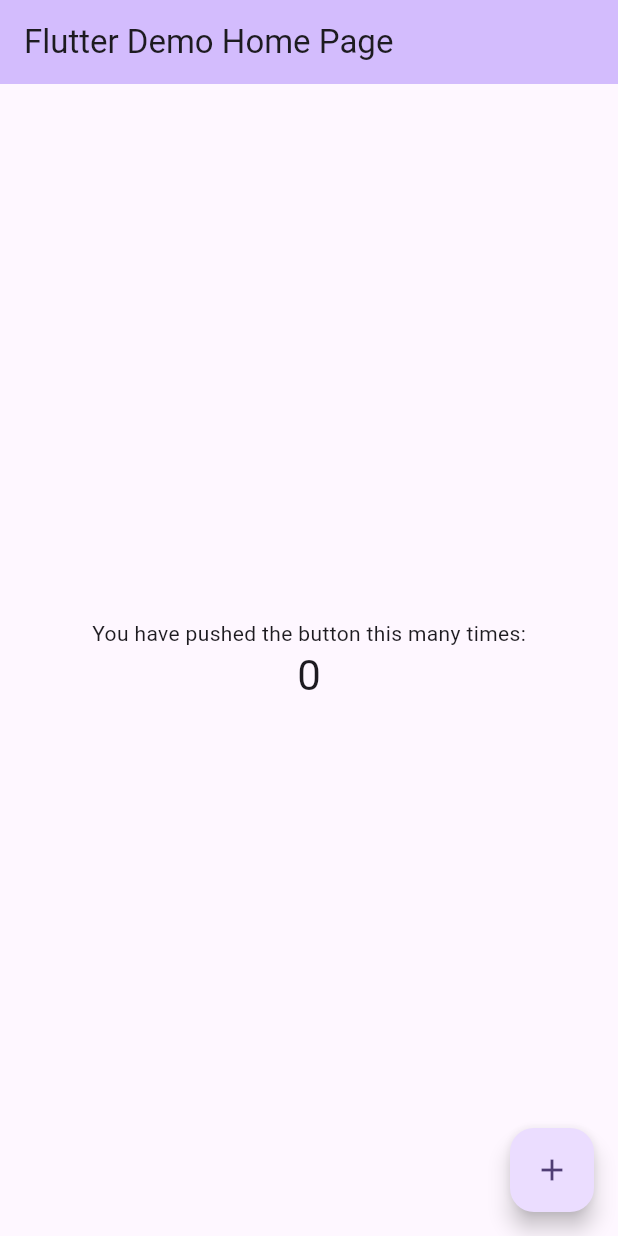
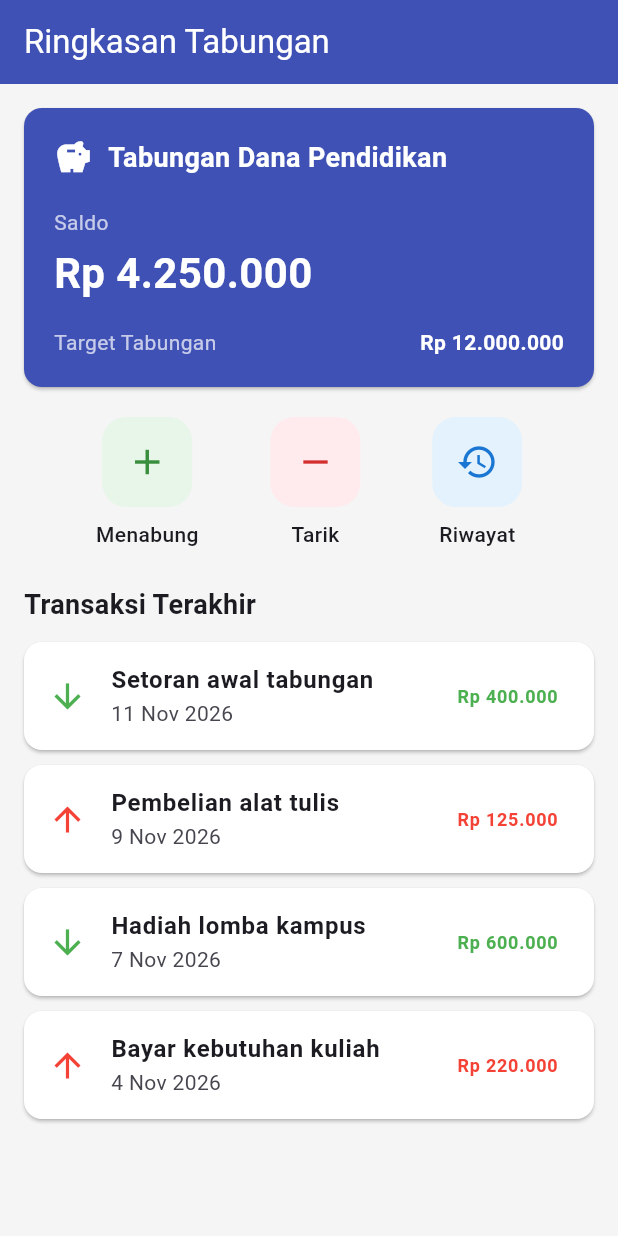
Before and after one commit to MichaelCorneliusBong/TabungKuLayout, a Flutter app: the screen it shows after launch, on a phone screen of 412 x 824 dp. Run offline on Flutter 3.47's test engine with Material 3 defaults, Android fonts, the phone set to English and light mode, and no system bars.

Commit message:
Pembuatan Layout Design TabungKu Pada Main

```diff
--- a/lib/main.dart
+++ b/lib/main.dart
@@ -1,3 +1,4 @@
+
 import 'package:flutter/material.dart';
 
 void main() {
@@ -7,115 +8,296 @@ void main() {
 class MyApp extends StatelessWidget {
   const MyApp({super.key});
 
-  // This widget is the root of your application.
   @override
   Widget build(BuildContext context) {
     return MaterialApp(
-      title: 'Flutter Demo',
+      title: 'TabungKu',
       theme: ThemeData(
-        // This is the theme of your application.
-        //
-        // TRY THIS: Try running your application with "flutter run". You'll see
-        // the application has a purple toolbar. Then, without quitting the app,
-        // try changing the seedColor in the colorScheme below to Colors.green
-        // and then invoke "hot reload" (save your changes or press the "hot
-        // reload" button in a Flutter-supported IDE, or press "r" if you used
-        // the command line to start the app).
-        //
-        // Notice that the counter didn't reset back to zero; the application
-        // state is not lost during the reload. To reset the state, use hot
-        // restart instead.
-        //
-        // This works for code too, not just values: Most code changes can be
-        // tested with just a hot reload.
-        colorScheme: .fromSeed(seedColor: Colors.deepPurple),
+        colorSchemeSeed: Colors.indigo,
+        useMaterial3: true,
       ),
-      home: const MyHomePage(title: 'Flutter Demo Home Page'),
+      home: const RingkasanPage(),
     );
   }
 }
 
-class MyHomePage extends StatefulWidget {
-  const MyHomePage({super.key, required this.title});
+class Transaksi {
+  final String judul;
+  final String tanggal;
+  final String nominal;
+  final IconData ikon;
+  final Color warna;
 
-  // This widget is the home page of your application. It is stateful, meaning
-  // that it has a State object (defined below) that contains fields that affect
-  // how it looks.
-
-  // This class is the configuration for the state. It holds the values (in this
-  // case the title) provided by the parent (in this case the App widget) and
-  // used by the build method of the State. Fields in a Widget subclass are
-  // always marked "final".
-
-  final String title;
-
-  @override
-  State<MyHomePage> createState() => _MyHomePageState();
+  const Transaksi(
+      this.judul,
+      this.tanggal,
+      this.nominal,
+      this.ikon,
+      this.warna,
+      );
 }
 
-class _MyHomePageState extends State<MyHomePage> {
-  int _counter = 0;
+const daftarTransaksi = [
+  Transaksi(
+    'Setoran awal tabungan',
+    '11 Nov 2026',
+    'Rp 400.000',
+    Icons.arrow_downward,
+    Colors.green,
+  ),
+  Transaksi(
+    'Pembelian alat tulis',
+    '9 Nov 2026',
+    'Rp 125.000',
+    Icons.arrow_upward,
+    Colors.red,
+  ),
+  Transaksi(
+    'Hadiah lomba kampus',
+    '7 Nov 2026',
+    'Rp 600.000',
+    Icons.arrow_downward,
+    Colors.green,
+  ),
+  Transaksi(
+    'Bayar kebutuhan kuliah',
+    '4 Nov 2026',
+    'Rp 220.000',
+    Icons.arrow_upward,
+    Colors.red,
+  ),
+];
 
-  void _incrementCounter() {
-    setState(() {
-      // This call to setState tells the Flutter framework that something has
-      // changed in this State, which causes it to rerun the build method below
-      // so that the display can reflect the updated values. If we changed
-      // _counter without calling setState(), then the build method would not be
-      // called again, and so nothing would appear to happen.
-      _counter++;
-    });
-  }
+class RingkasanPage extends StatelessWidget {
+  const RingkasanPage({super.key});
 
   @override
   Widget build(BuildContext context) {
-    // This method is rerun every time setState is called, for instance as done
-    // by the _incrementCounter method above.
-    //
-    // The Flutter framework has been optimized to make rerunning build methods
-    // fast, so that you can just rebuild anything that needs updating rather
-    // than having to individually change instances of widgets.
     return Scaffold(
+      backgroundColor: Colors.grey.shade100,
       appBar: AppBar(
-        // TRY THIS: Try changing the color here to a specific color (to
-        // Colors.amber, perhaps?) and trigger a hot reload to see the AppBar
-        // change color while the other colors stay the same.
-        backgroundColor: Theme.of(context).colorScheme.inversePrimary,
-        // Here we take the value from the MyHomePage object that was created by
-        // the App.build method, and use it to set our appbar title.
-        title: Text(widget.title),
+        title: const Text('Ringkasan Tabungan'),
+        backgroundColor: Colors.indigo,
+        foregroundColor: Colors.white,
       ),
       body: Center(
-        // Center is a layout widget. It takes a single child and positions it
-        // in the middle of the parent.
+        child: Container(
+          width: 600,
+          padding: const EdgeInsets.all(16),
+          child: Column(
+            crossAxisAlignment: CrossAxisAlignment.stretch,
+            children: [
+              const _KartuTabungan(),
+              const SizedBox(height: 20),
+              const _BarisKategori(),
+              const SizedBox(height: 24),
+              const Text(
+                'Transaksi Terakhir',
+                style: TextStyle(
+                  fontSize: 18,
+                  fontWeight: FontWeight.bold,
+                ),
+              ),
+              const SizedBox(height: 12),
+              Expanded(
+                child: ListView.builder(
+                  itemCount: daftarTransaksi.length,
+                  itemBuilder: (context, index) {
+                    final transaksi = daftarTransaksi[index];
+
+                    return _ItemTransaksi(
+                      transaksi: transaksi,
+                    );
+                  },
+                ),
+              ),
+            ],
+          ),
+        ),
+      ),
+    );
+  }
+}
+
+class _KartuTabungan extends StatelessWidget {
+  const _KartuTabungan();
+
+  @override
+  Widget build(BuildContext context) {
+    return Card(
+      color: Colors.indigo,
+      margin: EdgeInsets.zero,
+      child: Padding(
+        padding: const EdgeInsets.all(20),
         child: Column(
-          // Column is also a layout widget. It takes a list of children and
-          // arranges them vertically. By default, it sizes itself to fit its
-          // children horizontally, and tries to be as tall as its parent.
-          //
-          // Column has various properties to control how it sizes itself and
-          // how it positions its children. Here we use mainAxisAlignment to
-          // center the children vertically; the main axis here is the vertical
-          // axis because Columns are vertical (the cross axis would be
-          // horizontal).
-          //
-          // TRY THIS: Invoke "debug painting" (choose the "Toggle Debug Paint"
-          // action in the IDE, or press "p" in the console), to see the
-          // wireframe for each widget.
-          mainAxisAlignment: .center,
+          crossAxisAlignment: CrossAxisAlignment.start,
           children: [
-            const Text('You have pushed the button this many times:'),
-            Text(
-              '$_counter',
-              style: Theme.of(context).textTheme.headlineMedium,
+            const Row(
+              children: [
+                Icon(
+                  Icons.savings,
+                  color: Colors.white,
+                  size: 26,
+                ),
+                SizedBox(width: 10),
+                Expanded(
+                  child: Text(
+                    'Tabungan Dana Pendidikan',
+                    style: TextStyle(
+                      color: Colors.white,
+                      fontSize: 18,
+                      fontWeight: FontWeight.bold,
+                    ),
+                  ),
+                ),
+              ],
+            ),
+            const SizedBox(height: 20),
+            const Text(
+              'Saldo',
+              style: TextStyle(
+                color: Colors.white70,
+                fontSize: 14,
+              ),
+            ),
+            const SizedBox(height: 4),
+            const Text(
+              'Rp 4.250.000',
+              style: TextStyle(
+                color: Colors.white,
+                fontSize: 28,
+                fontWeight: FontWeight.bold,
+              ),
+            ),
+            const SizedBox(height: 16),
+            const Row(
+              mainAxisAlignment: MainAxisAlignment.spaceBetween,
+              children: [
+                Text(
+                  'Target Tabungan',
+                  style: TextStyle(
+                    color: Colors.white70,
+                  ),
+                ),
+                Text(
+                  'Rp 12.000.000',
+                  style: TextStyle(
+                    color: Colors.white,
+                    fontWeight: FontWeight.bold,
+                  ),
+                ),
+              ],
             ),
           ],
         ),
       ),
-      floatingActionButton: FloatingActionButton(
-        onPressed: _incrementCounter,
-        tooltip: 'Increment',
-        child: const Icon(Icons.add),
+    );
+  }
+}
+
+class _BarisKategori extends StatelessWidget {
+  const _BarisKategori();
+
+  @override
+  Widget build(BuildContext context) {
+    return const Row(
+      mainAxisAlignment: MainAxisAlignment.spaceEvenly,
+      children: [
+        _ItemKategori(
+          ikon: Icons.add,
+          label: 'Menabung',
+          warna: Colors.green,
+        ),
+        _ItemKategori(
+          ikon: Icons.remove,
+          label: 'Tarik',
+          warna: Colors.red,
+        ),
+        _ItemKategori(
+          ikon: Icons.history,
+          label: 'Riwayat',
+          warna: Colors.blue,
+        ),
+      ],
+    );
+  }
+}
+
+class _ItemKategori extends StatelessWidget {
+  final IconData ikon;
+  final String label;
+  final MaterialColor warna;
+
+  const _ItemKategori({
+    required this.ikon,
+    required this.label,
+    required this.warna,
+  });
+
+  @override
+  Widget build(BuildContext context) {
+    return Column(
+      crossAxisAlignment: CrossAxisAlignment.center,
+      children: [
+        Container(
+          width: 60,
+          height: 60,
+          alignment: Alignment.center,
+          decoration: BoxDecoration(
+            color: warna.shade50,
+            borderRadius: BorderRadius.circular(16),
+          ),
+          child: Icon(
+            ikon,
+            color: warna.shade700,
+            size: 28,
+          ),
+        ),
+        const SizedBox(height: 8),
+        Text(
+          label,
+          style: const TextStyle(
+            fontWeight: FontWeight.w500,
+          ),
+        ),
+      ],
+    );
+  }
+}
+
+class _ItemTransaksi extends StatelessWidget {
+  final Transaksi transaksi;
+
+  const _ItemTransaksi({
+    required this.transaksi,
+  });
+
+  @override
+  Widget build(BuildContext context) {
+    return Card(
+      margin: const EdgeInsets.only(bottom: 10),
+      color: Colors.white,
+      child: ListTile(
+        leading: Icon(
+          transaksi.ikon,
+          color: transaksi.warna,
+          size: 26,
+        ),
+        title: Text(
+          transaksi.judul,
+          style: const TextStyle(
+            fontWeight: FontWeight.bold,
+          ),
+        ),
+        subtitle: Text(transaksi.tanggal),
+        trailing: Text(
+          transaksi.nominal,
+          style: TextStyle(
+            fontSize: 12,
+            color: transaksi.warna,
+            fontWeight: FontWeight.bold,
+          ),
+        ),
       ),
     );
   }
```
